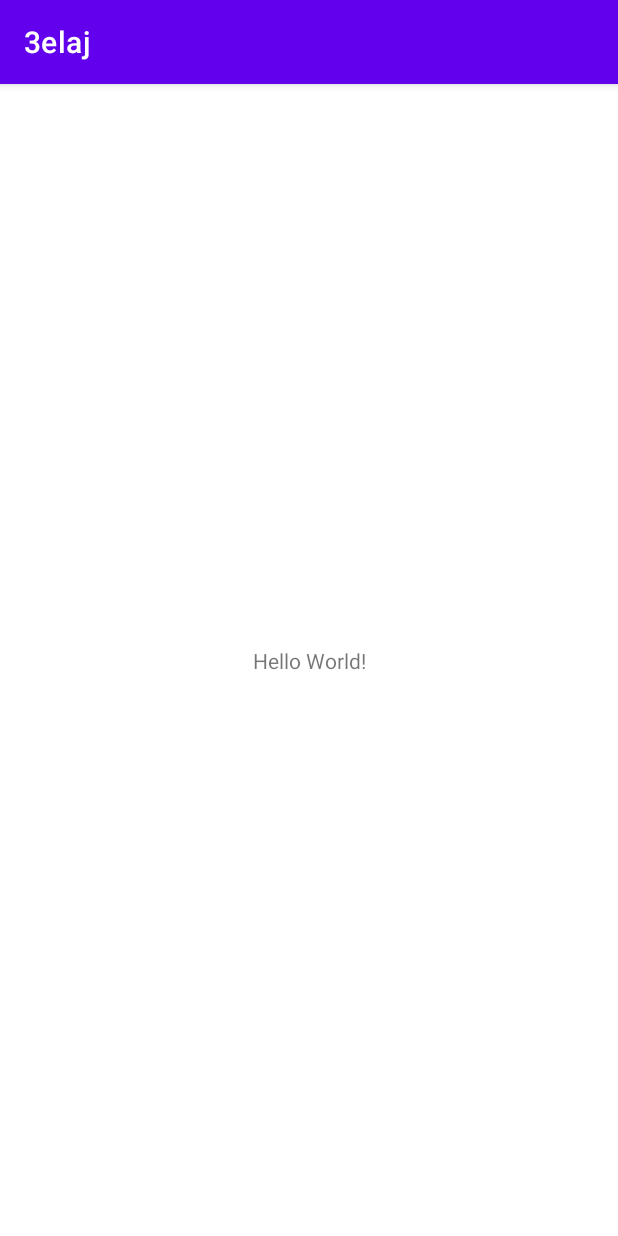
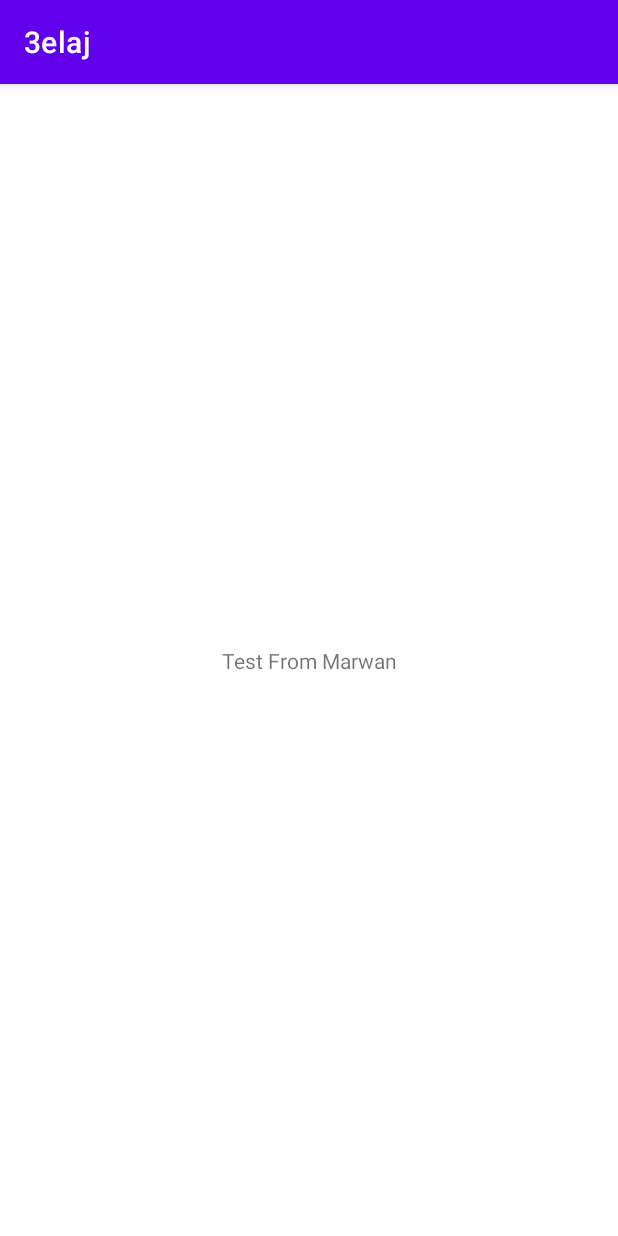
Before and after one commit to IsaacRajab/3elaj, an Android app: the screen it shows after launch (MainActivity), on a phone screen of 412 x 824 dp. Run offline under Robolectric (Android 15) with nearby library versions, the phone set to English and light mode, and no system bars.

Commit message:
TEst From Marwan

```diff
--- a/app/src/main/res/layout/activity_main.xml
+++ b/app/src/main/res/layout/activity_main.xml
@@ -9,7 +9,7 @@
     <TextView
         android:layout_width="wrap_content"
         android:layout_height="wrap_content"
-        android:text="Hello World!"
+        android:text="Test From Marwan"
         app:layout_constraintBottom_toBottomOf="parent"
         app:layout_constraintEnd_toEndOf="parent"
         app:layout_constraintStart_toStartOf="parent"
```
